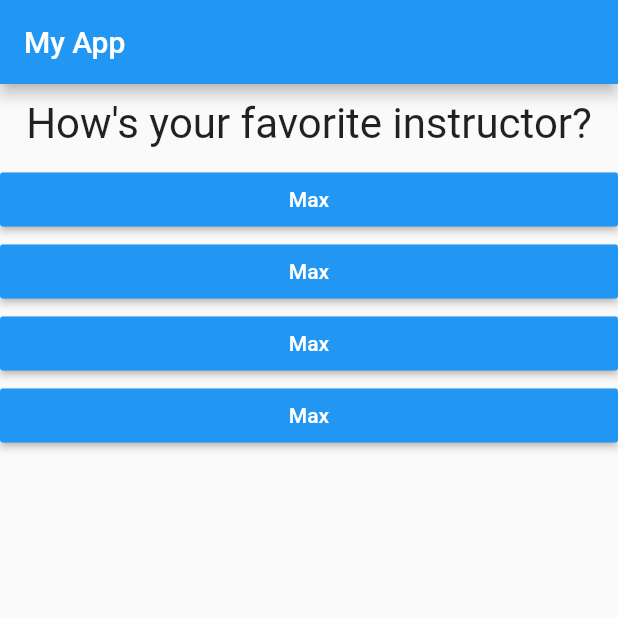
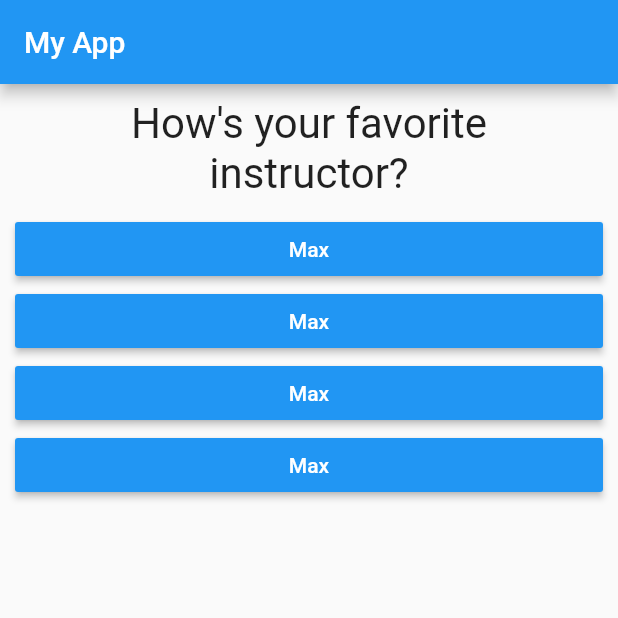
Before and after one commit to sahilmob/flutter-course-quiz-app, a Flutter app: the screen it shows after launch, after a tap on "Black", after a tap on "Snake", on a phone screen of 412 x 824 dp, the top half of it. Run offline on Flutter 3.47's test engine with Material 2 defaults, Android fonts, the phone set to English and light mode, and no system bars.

Commit message:
conditionally render app content

```diff
--- a/lib/main.dart
+++ b/lib/main.dart
@@ -13,16 +13,7 @@ class MyApp extends StatefulWidget {
 
 class _MyAppState extends State<MyApp> {
   int _questionIndex = 0;
-
-  void _answerQuestion() {
-    setState(() {
-      _questionIndex = _questionIndex + 1;
-    });
-  }
-
-  @override
-  Widget build(BuildContext context) {
-    const questions = const [
+  final questions = const [
     {
       "questionText": "What's your favorite color?",
       "answers": ["Black", "Red", "Green", "White"]
@@ -37,12 +28,26 @@ class _MyAppState extends State<MyApp> {
     },
   ];
 
+  void _answerQuestion() {
+    setState(() {
+      _questionIndex = _questionIndex + 1;
+    });
+  }
+
+  @override
+  Widget build(BuildContext context) {
     return MaterialApp(
       home: Scaffold(
         appBar: AppBar(
           title: Text("My App"),
         ),
-        body: Column(
+        body: _questionIndex >= questions.length
+            ? Center(
+                child: Text("You did it!"),
+              )
+            : Padding(
+                padding: EdgeInsets.symmetric(horizontal: 10),
+                child: Column(
                   children: <Widget>[
                     Question(
                       questions[_questionIndex]["questionText"],
@@ -53,6 +58,7 @@ class _MyAppState extends State<MyApp> {
                   ],
                 ),
               ),
+      ),
     );
   }
 }
```
Lines whose indentation alone changed are shown as unchanged.
